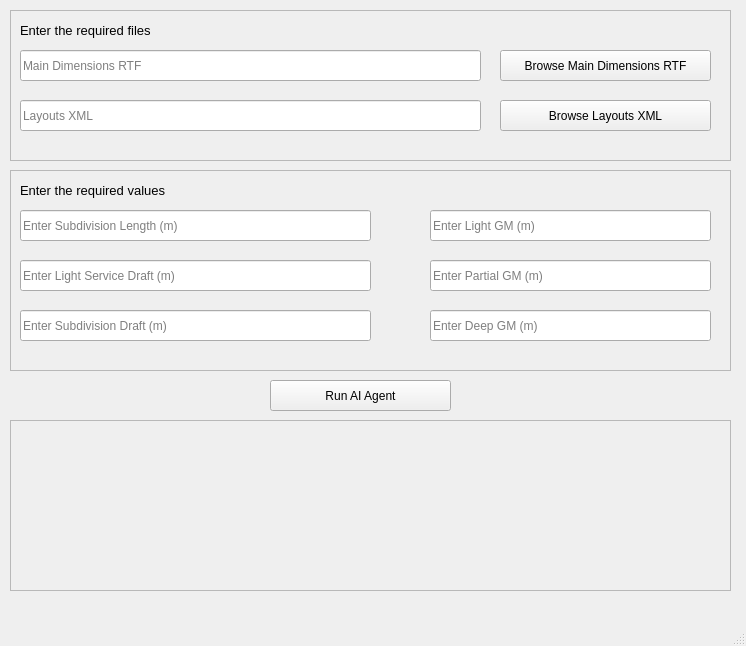
Above: src/app/ui/agentMainWindow.ui from Conoship/pias before the change. Below: the same form after it.
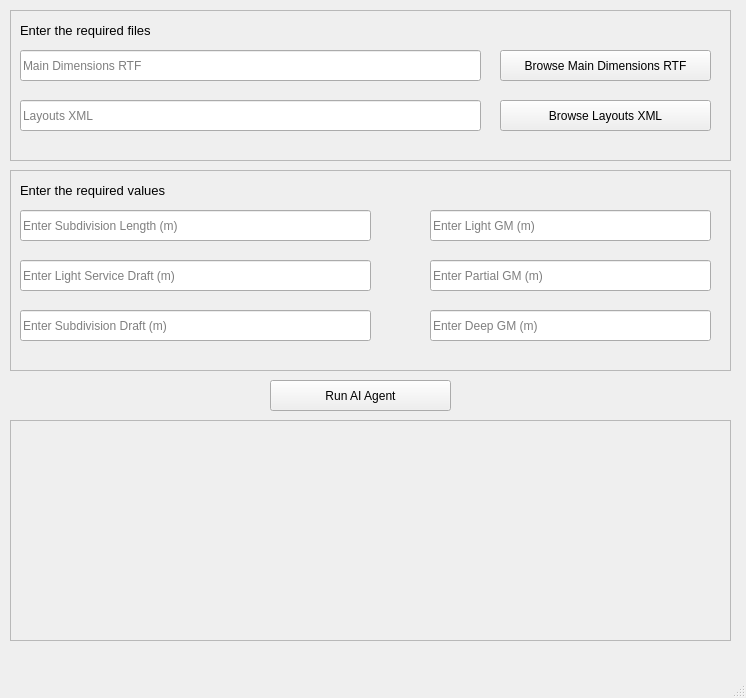
That is the form after the change.

The edit to the form file:
```diff
--- a/src/app/ui/agentMainWindow.ui
+++ b/src/app/ui/agentMainWindow.ui
@@ -7,7 +7,7 @@
     <x>0</x>
     <y>0</y>
     <width>746</width>
-    <height>646</height>
+    <height>698</height>
    </rect>
   </property>
   <property name="windowTitle">
@@ -279,7 +279,7 @@
       <x>10</x>
       <y>420</y>
       <width>721</width>
-      <height>171</height>
+      <height>221</height>
      </rect>
     </property>
     <property name="frameShape">
```
